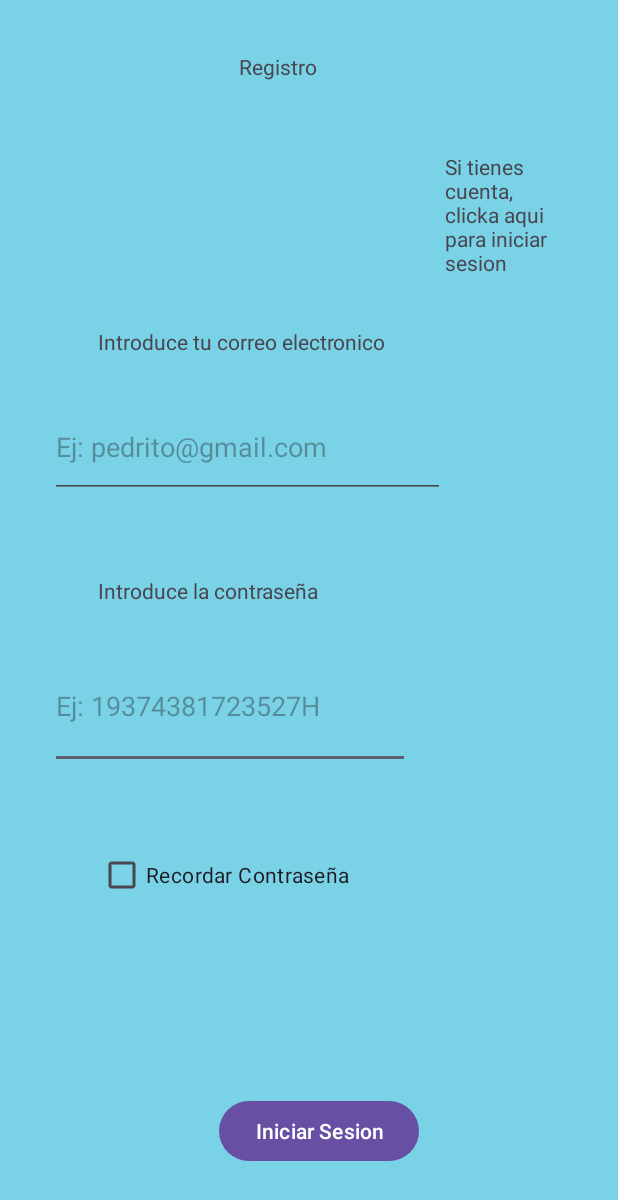
After one commit to Samuelelorrieta/GernikaApp, an Android app: the fragment Registro shown on its own in the app's theme, on a phone screen of 412 x 824 dp. The commit adds this screen. Shown: the top 1200 px of the screen. Run offline under Robolectric (Android 15) with nearby library versions, the phone set to English and light mode, and no system bars; our stand-ins replace Firebase (no records; nobody signed in at launch, a user with empty details on screens opened directly), Room's generated code.

Commit message:
BD Inicio/registro

```diff
--- a/app/src/main/java/com/example/gernikaapp/BD/Pregunta.java
+++ b/app/src/main/java/com/example/gernikaapp/BD/Pregunta.java
@@ -8,7 +8,7 @@ import androidx.room.PrimaryKey;
 @Entity
 public class Pregunta {
 
-    @PrimaryKey
+    @PrimaryKey(autoGenerate = true)
     @NonNull
     @ColumnInfo(name = "id")
     public int id;
--- a/app/src/main/java/com/example/gernikaapp/BD/Respuesta.java
+++ b/app/src/main/java/com/example/gernikaapp/BD/Respuesta.java
@@ -12,7 +12,7 @@ import androidx.room.PrimaryKey;
         onDelete = ForeignKey.CASCADE)
 })
 public class Respuesta {
-    @PrimaryKey
+    @PrimaryKey(autoGenerate = true)
     @NonNull
     @ColumnInfo(name = "id")
     public int id;
--- a/app/src/main/java/com/example/gernikaapp/BD/Usuario.java
+++ b/app/src/main/java/com/example/gernikaapp/BD/Usuario.java
@@ -6,7 +6,7 @@ import androidx.room.Entity;
 import androidx.room.PrimaryKey;
 @Entity
 public class Usuario {
-    @PrimaryKey
+    @PrimaryKey(autoGenerate = true)
     @NonNull
     @ColumnInfo(name = "id")
     public int id;
@@ -19,7 +19,6 @@ public class Usuario {
     @ColumnInfo(name = "guardarContra")
     public boolean guardarContra;
 
-
     public Usuario(String nombre,String contrasenya,boolean guardarContra){
 
         this.nombre=nombre;
--- /dev/null
+++ b/app/src/main/java/com/example/gernikaapp/Registro.java
@@ -0,0 +1,133 @@
+package com.example.gernikaapp;
+
+import android.os.Bundle;
+import android.view.LayoutInflater;
+import android.view.View;
+import android.view.ViewGroup;
+import android.widget.Button;
+import android.widget.CheckBox;
+import android.widget.EditText;
+import android.widget.TextView;
+import android.widget.Toast;
+
+import androidx.annotation.NonNull;
+import androidx.annotation.Nullable;
+import androidx.fragment.app.Fragment;
+import androidx.room.Room;
+
+import com.example.gernikaapp.BD.AppDatabase;
+import com.example.gernikaapp.BD.Usuario;
+import com.google.android.gms.tasks.OnCompleteListener;
+import com.google.android.gms.tasks.Task;
+import com.google.firebase.auth.AuthResult;
+import com.google.firebase.auth.FirebaseAuth;
+
+import java.util.List;
+
+/**
+ * A simple {@link Fragment} subclass.
+ * Use the {@link Registro#newInstance} factory method to
+ * create an instance of this fragment.
+ */
+public class Registro extends Fragment {
+
+    // TODO: Rename parameter arguments, choose names that match
+    // the fragment initialization parameters, e.g. ARG_ITEM_NUMBER
+    private static final String ARG_PARAM1 = "param1";
+    private static final String ARG_PARAM2 = "param2";
+    TextView textoError;
+
+    // TODO: Rename and change types of parameters
+    private String mParam1;
+    private String mParam2;
+
+    public Registro() {
+
+    }
+
+    public static Registro newInstance(String param1, String param2) {
+        Registro fragment = new Registro();
+        Bundle args = new Bundle();
+        args.putString(ARG_PARAM1, param1);
+        args.putString(ARG_PARAM2, param2);
+        fragment.setArguments(args);
+        return fragment;
+    }
+
+    @Override
+    public void onCreate(Bundle savedInstanceState) {
+        super.onCreate(savedInstanceState);
+        if (getArguments() != null) {
+            mParam1 = getArguments().getString(ARG_PARAM1);
+            mParam2 = getArguments().getString(ARG_PARAM2);
+
+        }
+    }
+    @Override
+    public void onViewCreated(@NonNull View view, @Nullable Bundle savedInstanceState) {
+        Button registro = view.findViewById(R.id.registro);
+        EditText nombre = view.findViewById(R.id.nombre);
+        EditText contra = view.findViewById(R.id.contra);
+        FirebaseAuth mAuth = FirebaseAuth.getInstance();
+        CheckBox check =  view.findViewById(R.id.checkBox);
+        textoError =view.findViewById(R.id.textoError);
+        TextView inicio =view.findViewById(R.id.iniciar);
+        registro.setOnClickListener(v -> {
+           registrarUsuario(nombre,contra,mAuth,check);
+            if(nombre.getText().equals("")||contra.getText().equals(""))
+                textoError.setText("Error, rellena los campos");
+        });
+        inicio.setOnClickListener(v -> {
+            cambioPantalla(new IniciarSesion());
+        });
+    }
+
+
+    @Override
+    public View onCreateView(LayoutInflater inflater, ViewGroup container,
+                             Bundle savedInstanceState) {
+        // Inflate the layout for this fragment
+        return inflater.inflate(R.layout.fragment_registro, container, false);
+    }
+    private void registrarUsuario(EditText correo, EditText contraseña, FirebaseAuth mAuth, CheckBox check) {
+        try{
+            mAuth.createUserWithEmailAndPassword(correo.getText().toString(), contraseña.getText().toString())
+                    .addOnCompleteListener( new OnCompleteListener<AuthResult>() {
+                        @Override
+                        public void onComplete(@NonNull Task<AuthResult> task) {
+                            if (task.isSuccessful()) {
+                                new Thread(new Runnable() {
+                                    @Override
+                                    public void run() {
+                                       // cambioPantalla(new MapaFragment());
+                                        registroBD(correo.getText().toString(), contraseña.getText().toString(),check.isChecked());
+                                    }
+                                }).start();
+                            } else {
+
+                            }
+                        }
+                    });
+        }catch (Exception e){
+            e.printStackTrace();
+        }
+    }
+
+    private void registroBD(String nombre, String contra, boolean checked) {
+        AppDatabase db = Room.databaseBuilder(
+                        getContext().getApplicationContext(),
+                        AppDatabase.class,
+                        "Gernika")
+                .allowMainThreadQueries().build();
+        Usuario registrar = new Usuario(nombre,contra,checked);
+        db.daoUsuario().insertarUsuario(registrar);
+    }
+
+
+    private void cambioPantalla(Fragment fragment){
+        getActivity().getSupportFragmentManager().beginTransaction()
+                .replace(R.id.contenedorFragment, fragment)
+                .addToBackStack(null)
+                .commit();
+    }
+}
--- a/app/src/main/res/layout/fragment_bunker.xml
+++ b/app/src/main/res/layout/fragment_bunker.xml
@@ -4,6 +4,7 @@
     xmlns:tools="http://schemas.android.com/tools"
     android:layout_width="match_parent"
     android:layout_height="match_parent"
+    android:background="@color/azul_fondo"
     xmlns:app="http://schemas.android.com/apk/res-auto"
     tools:context=".BunkerFragment">
 
--- /dev/null
+++ b/app/src/main/res/layout/fragment_registro.xml
@@ -0,0 +1,123 @@
+<?xml version="1.0" encoding="utf-8"?>
+<androidx.constraintlayout.widget.ConstraintLayout xmlns:android="http://schemas.android.com/apk/res/android"
+    xmlns:app="http://schemas.android.com/apk/res-auto"
+    xmlns:tools="http://schemas.android.com/tools"
+    android:layout_width="match_parent"
+    android:background="@color/azul_fondo"
+    android:backgroundTint="@color/azul_fondo"
+    android:layout_height="match_parent"
+    tools:context=".Registro">
+
+    <TextView
+        android:id="@+id/iniciar"
+        android:layout_width="82dp"
+        android:layout_height="93dp"
+        android:text="Si tienes cuenta, clicka aqui para iniciar sesion"
+        app:layout_constraintBottom_toBottomOf="parent"
+        app:layout_constraintEnd_toEndOf="parent"
+        app:layout_constraintHorizontal_bias="0.899"
+        app:layout_constraintStart_toStartOf="parent"
+        app:layout_constraintTop_toTopOf="parent"
+        app:layout_constraintVertical_bias="0.139" />
+
+    <TextView
+        android:id="@+id/textoError"
+        android:layout_width="0dp"
+        android:layout_height="37dp"
+        android:text=""
+        app:layout_constraintBottom_toBottomOf="parent"
+        app:layout_constraintEnd_toEndOf="parent"
+        app:layout_constraintHorizontal_bias="0.0"
+        app:layout_constraintStart_toStartOf="parent"
+        app:layout_constraintTop_toTopOf="parent"
+        app:layout_constraintVertical_bias="0.84" />
+
+    <Button
+        android:id="@+id/registro"
+        android:layout_width="wrap_content"
+        android:layout_height="wrap_content"
+        android:text="@string/iniciar_sesion"
+        app:layout_constraintBottom_toBottomOf="parent"
+        app:layout_constraintEnd_toEndOf="parent"
+        app:layout_constraintHorizontal_bias="0.523"
+        app:layout_constraintStart_toStartOf="parent"
+        app:layout_constraintTop_toTopOf="parent"
+        app:layout_constraintVertical_bias="0.941" />
+
+    <EditText
+        android:id="@+id/contra"
+        android:layout_width="240dp"
+        android:layout_height="84dp"
+        android:ems="10"
+        android:hint="Ej: 19374381723527H"
+        android:inputType="textPassword"
+        app:layout_constraintBottom_toBottomOf="parent"
+        app:layout_constraintEnd_toEndOf="parent"
+        app:layout_constraintHorizontal_bias="0.192"
+        app:layout_constraintStart_toStartOf="parent"
+        app:layout_constraintTop_toTopOf="parent"
+        app:layout_constraintVertical_bias="0.579" />
+
+    <EditText
+        android:id="@+id/nombre"
+        android:layout_width="263dp"
+        android:layout_height="68dp"
+        android:ems="10"
+        android:hint="Ej: pedrito@gmail.com"
+        android:inputType="text"
+        app:layout_constraintBottom_toBottomOf="parent"
+        app:layout_constraintEnd_toEndOf="parent"
+        app:layout_constraintHorizontal_bias="0.222"
+        app:layout_constraintStart_toStartOf="parent"
+        app:layout_constraintTop_toTopOf="parent"
+        app:layout_constraintVertical_bias="0.349" />
+
+    <TextView
+        android:id="@+id/textView5"
+        android:layout_width="wrap_content"
+        android:layout_height="wrap_content"
+        android:text="Introduce la contraseña"
+        app:layout_constraintBottom_toBottomOf="parent"
+        app:layout_constraintEnd_toEndOf="parent"
+        app:layout_constraintHorizontal_bias="0.246"
+        app:layout_constraintStart_toStartOf="parent"
+        app:layout_constraintTop_toTopOf="parent"
+        app:layout_constraintVertical_bias="0.477" />
+
+    <TextView
+        android:id="@+id/textView2"
+        android:layout_width="wrap_content"
+        android:layout_height="wrap_content"
+        android:text="Introduce tu correo electronico"
+        app:layout_constraintBottom_toBottomOf="parent"
+        app:layout_constraintEnd_toEndOf="parent"
+        app:layout_constraintHorizontal_bias="0.296"
+        app:layout_constraintStart_toStartOf="parent"
+        app:layout_constraintTop_toTopOf="parent"
+        app:layout_constraintVertical_bias="0.271" />
+
+    <TextView
+        android:id="@+id/textView"
+        android:layout_width="92dp"
+        android:layout_height="30dp"
+        android:text="@string/registro"
+        app:layout_constraintBottom_toBottomOf="parent"
+        app:layout_constraintEnd_toEndOf="parent"
+        app:layout_constraintHorizontal_bias="0.498"
+        app:layout_constraintStart_toStartOf="parent"
+        app:layout_constraintTop_toTopOf="parent"
+        app:layout_constraintVertical_bias="0.044" />
+
+    <CheckBox
+        android:id="@+id/checkBox"
+        android:layout_width="wrap_content"
+        android:layout_height="wrap_content"
+        android:text="Recordar Contraseña"
+        app:layout_constraintBottom_toBottomOf="parent"
+        app:layout_constraintEnd_toEndOf="parent"
+        app:layout_constraintHorizontal_bias="0.268"
+        app:layout_constraintStart_toStartOf="parent"
+        app:layout_constraintTop_toTopOf="parent"
+        app:layout_constraintVertical_bias="0.721" />
+
+</androidx.constraintlayout.widget.ConstraintLayout>
```
Also changed, not shown: app/src/main/java/com/example/gernikaapp/BD/AppDatabase.java (+2 -5 lines), app/src/main/java/com/example/gernikaapp/IniciarSesion.java (added, +133 -0 lines), app/src/main/res/layout/fragment_iniciar_sesion.xml (added, +98 -0 lines).
